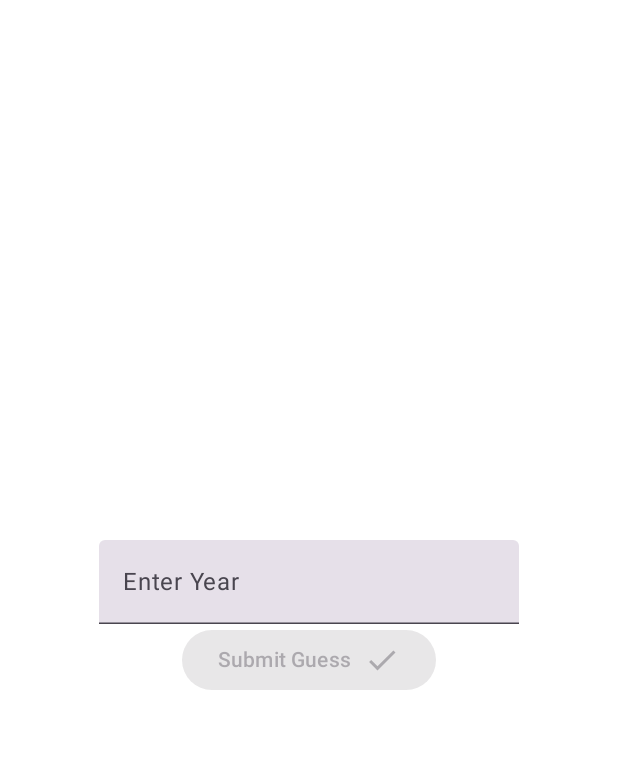
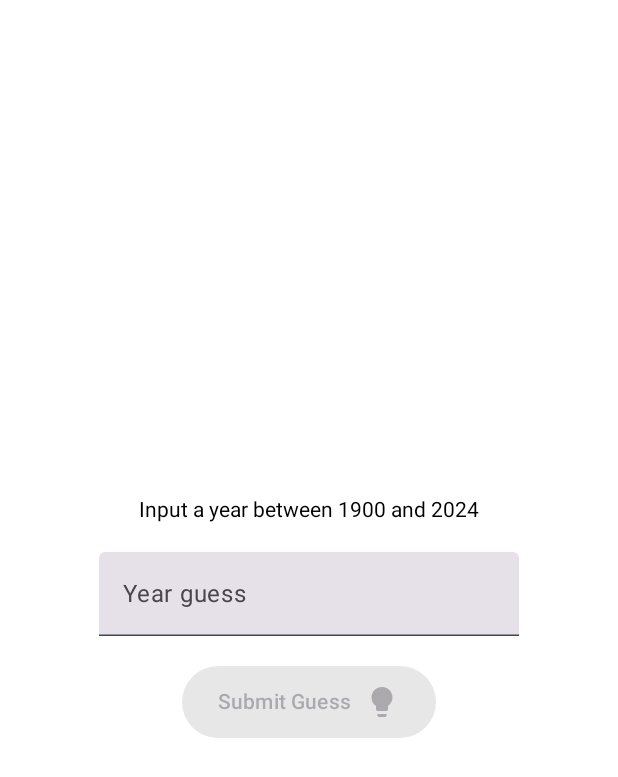
Before and after one commit to Aerion/timeguessr-android, an Android app built with Jetpack Compose: the @Preview function GuessPagePreview, on a phone screen of 412 x 824 dp. Shown: the top 777 px of the screen. Run offline under Robolectric (Android 15) with nearby library versions, the phone set to English and light mode, and no system bars.

Commit message:
💄 Improve a bit the GuessPage

```diff
--- a/app/src/main/java/me/aerion/timeguessr/GuessPage.kt
+++ b/app/src/main/java/me/aerion/timeguessr/GuessPage.kt
@@ -4,11 +4,12 @@ import androidx.compose.foundation.layout.Arrangement
 import androidx.compose.foundation.layout.Column
 import androidx.compose.foundation.layout.Spacer
 import androidx.compose.foundation.layout.fillMaxSize
+import androidx.compose.foundation.layout.height
 import androidx.compose.foundation.layout.width
 import androidx.compose.foundation.text.KeyboardActions
 import androidx.compose.foundation.text.KeyboardOptions
 import androidx.compose.material.icons.Icons
-import androidx.compose.material.icons.filled.Done
+import androidx.compose.material.icons.filled.Lightbulb
 import androidx.compose.material3.Button
 import androidx.compose.material3.Icon
 import androidx.compose.material3.Text
@@ -26,27 +27,35 @@ import com.google.android.gms.maps.model.LatLng
 @Composable
 fun GuessPage(
     positionGuess: LatLng?,
-    year: String,
-    onYearChange: (String) -> Unit,
+    year: Int,
+    onYearChange: (Int) -> Unit,
     onSubmitGuess: (Guess) -> Unit,
     modifier: Modifier = Modifier
 ) {
     val keyboardController = LocalSoftwareKeyboardController.current
-    val isSubmitEnabled = year.isNotEmpty() && positionGuess != null
+    val isSubmitEnabled = year != 0 && positionGuess != null
+
+    val minYear = 1900
+    val maxYear = java.util.Calendar.getInstance().get(java.util.Calendar.YEAR)
 
     Column(
         horizontalAlignment = Alignment.CenterHorizontally,
         verticalArrangement = Arrangement.Center,
         modifier = modifier.fillMaxSize()
     ) {
+        Text("Input a year between $minYear and $maxYear")
+        Spacer(Modifier.height(20.dp))
         TextField(
-            value = year,
+            value = if (year == 0) "" else year.toString(),
             onValueChange = { newValue ->
-                if (newValue.all { it.isDigit() } && newValue.length <= 4) {
-                    onYearChange(newValue)
+                if (newValue.all { it.isDigit() }) {
+                    val newYear = newValue.toInt()
+                    if (newYear in minYear..maxYear) {
+                        onYearChange(newYear)
+                    }
                 }
             },
-            label = { Text("Enter Year") },
+            label = { Text("Year guess") },
             keyboardOptions = KeyboardOptions(
                 keyboardType = KeyboardType.Number,
                 imeAction = ImeAction.Done
@@ -57,26 +66,32 @@ fun GuessPage(
                 }
             )
         )
+        Spacer(Modifier.height(20.dp))
         Button(
             onClick = {
                 onSubmitGuess(Guess(year.toInt(), positionGuess!!))
             },
-            enabled = isSubmitEnabled
+            enabled = isSubmitEnabled,
+            modifier = Modifier.height(48.dp)
         ) {
             Text("Submit Guess")
             Spacer(modifier = Modifier.width(8.dp))
-            Icon(imageVector = Icons.Default.Done, contentDescription = null)
+            Icon(imageVector = Icons.Default.Lightbulb, contentDescription = null)
         }
     }
 }
 
 
 @Preview(showBackground = true)
+@Preview(
+    "Landscape", showBackground = true,
+    device = "spec:width=411dp,height=891dp,dpi=420,isRound=false,chinSize=0dp,orientation=landscape"
+)
 @Composable
 fun GuessPagePreview() {
     GuessPage(
         positionGuess = LatLng(27.4722200350407, 89.63841250287706),
-        year = "",
+        year = 0,
         onYearChange = {},
         onSubmitGuess = {}
     )
--- a/app/src/main/java/me/aerion/timeguessr/MainActivity.kt
+++ b/app/src/main/java/me/aerion/timeguessr/MainActivity.kt
@@ -18,7 +18,7 @@ import androidx.compose.ui.Modifier
 import me.aerion.timeguessr.ui.theme.TimeguessrTheme
 
 // TODO: Restrict api key
-// TODO: Style the pages and handle landscape: EndGamePage, GuessPage, RoundResultPage, text of RoundPlayPage
+// TODO: Style the pages and handle landscape: EndGamePage, RoundResultPage, text of RoundPlayPage
 // TODO: Add result map with all of the guesses
 
 enum class Page {
```
Also changed, not shown: app/src/main/java/me/aerion/timeguessr/RoundPlayPage.kt (+3 -5 lines).
